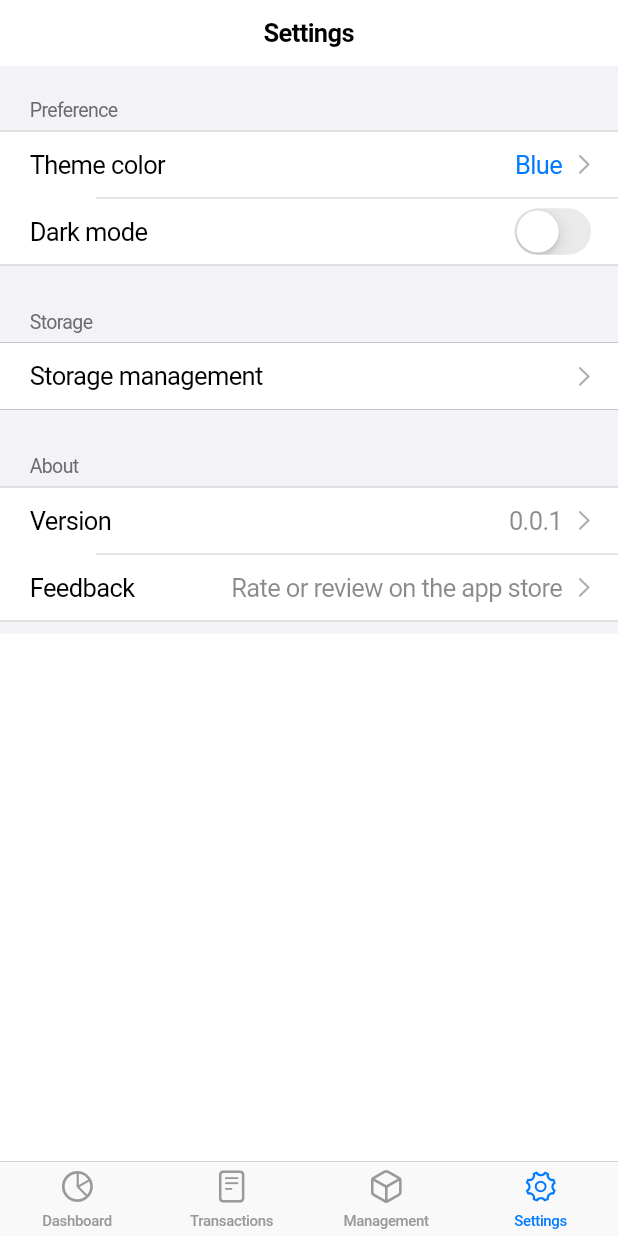
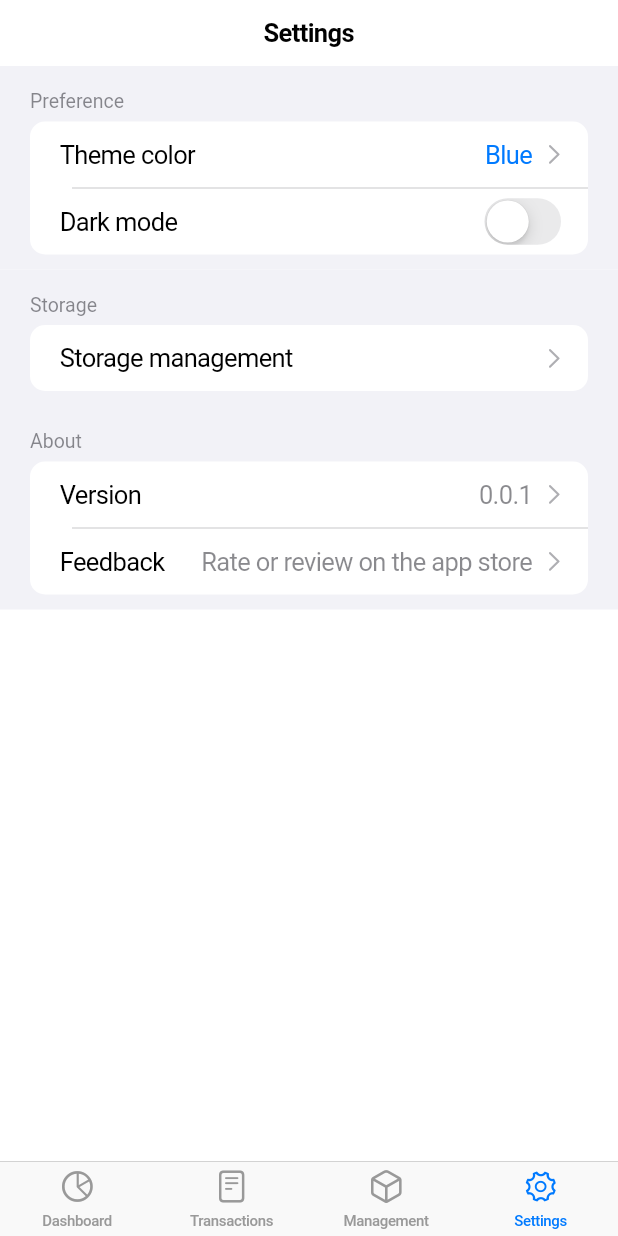
Before and after one commit to badlopo/bad_bkp, a Flutter app: the screen it shows after launch, item 4 of the bottom bar chosen, on a phone screen of 412 x 824 dp. Run offline on Flutter 3.47's test engine with Material 3 defaults, Android fonts, the phone set to English and light mode, and no system bars; our stand-ins replace bot_toast, go_router, hive_ce_flutter; accounts and stored records are empty.

```diff
--- a/lib/pages/setting/setting.dart
+++ b/lib/pages/setting/setting.dart
@@ -16,7 +16,10 @@ class _SettingPageState extends State<SettingPage> {
 
     final r = await showCupertinoModalPopup(
       context: context,
-      builder: (BuildContext context) => CupertinoActionSheet(
+      builder: (BuildContext context) => ConstrainedBox(
+        constraints:
+            BoxConstraints(maxHeight: MediaQuery.sizeOf(context).height * 0.6),
+        child: CupertinoActionSheet(
           title: Text('Theme color'),
           actions: [
             for (final option in bkpThemeColors)
@@ -43,6 +46,7 @@ class _SettingPageState extends State<SettingPage> {
             child: Text('Cancel'),
           ),
         ),
+      ),
     );
 
     if (r != null) bkpTheme.themeColor = r;
@@ -54,7 +58,7 @@ class _SettingPageState extends State<SettingPage> {
       navigationBar: CupertinoNavigationBar(middle: Text('Settings')),
       child: ListView(
         children: [
-          CupertinoListSection(
+          CupertinoFormSection.insetGrouped(
             header: Text('Preference'),
             children: [
               CupertinoListTile(
@@ -76,7 +80,7 @@ class _SettingPageState extends State<SettingPage> {
               ),
             ],
           ),
-          CupertinoListSection(
+          CupertinoFormSection.insetGrouped(
             header: Text('Storage'),
             children: [
               CupertinoListTile(
@@ -88,7 +92,7 @@ class _SettingPageState extends State<SettingPage> {
               ),
             ],
           ),
-          CupertinoListSection(
+          CupertinoFormSection.insetGrouped(
             header: Text('About'),
             children: [
               CupertinoListTile(
```
Lines whose indentation alone changed are shown as unchanged.
